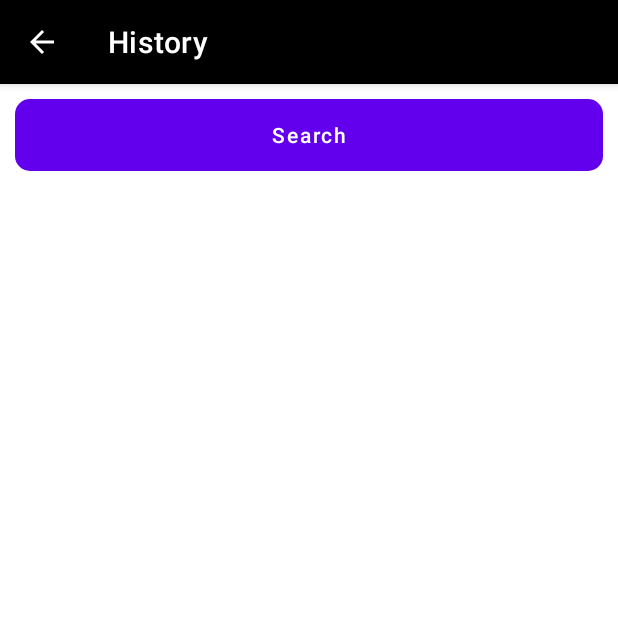
After one commit to nguyendinhduy13/Money-Management, an Android app: the HistoryActivity screen opened directly, with no data from a screen before it, on a phone screen of 412 x 824 dp, the top half of it. The commit adds this screen. Run offline under Robolectric (Android 15) with nearby library versions, the phone set to English and light mode, and no system bars; our stand-ins replace Firebase (no records; nobody signed in at launch, a user with empty details on screens opened directly).

Commit message:
tìm kiếm

```diff
--- a/app/src/main/AndroidManifest.xml
+++ b/app/src/main/AndroidManifest.xml
@@ -9,6 +9,9 @@
         android:roundIcon="@mipmap/ic_launcher_round"
         android:supportsRtl="true"
         android:theme="@style/Theme.MoneyManagement">
+        <activity
+            android:name=".HistoryActivity"
+            android:exported="false" />
         <activity
             android:name=".WeekSpendingActivity"
             android:exported="false" />
--- /dev/null
+++ b/app/src/main/java/com/example/moneymanagement/HistoryActivity.java
@@ -0,0 +1,130 @@
+package com.example.moneymanagement;
+
+import androidx.annotation.NonNull;
+import androidx.appcompat.app.AppCompatActivity;
+import androidx.appcompat.widget.Toolbar;
+import androidx.recyclerview.widget.LinearLayoutManager;
+import androidx.recyclerview.widget.RecyclerView;
+
+import android.app.DatePickerDialog;
+import android.os.Bundle;
+import android.view.View;
+import android.widget.Button;
+import android.widget.DatePicker;
+import android.widget.TextView;
+import android.widget.Toast;
+
+import com.google.firebase.auth.FirebaseAuth;
+import com.google.firebase.database.DataSnapshot;
+import com.google.firebase.database.DatabaseError;
+import com.google.firebase.database.DatabaseReference;
+import com.google.firebase.database.FirebaseDatabase;
+import com.google.firebase.database.Query;
+import com.google.firebase.database.ValueEventListener;
+
+import java.util.ArrayList;
+import java.util.Calendar;
+import java.util.List;
+import java.util.Map;
+
+public class HistoryActivity extends AppCompatActivity implements DatePickerDialog.OnDateSetListener {
+
+    private RecyclerView recyclerView;
+
+    private TodayItemAdapter todayItemsAdapter;
+    private List<Data> myDataList;
+
+    private FirebaseAuth mAuth;
+    private String onlineUserId = "";
+    private DatabaseReference expensesRef, personalRef;
+
+    private Toolbar settingToolbar;
+
+    private Button search;
+    private TextView historyTotalAmountSpent;
+
+    @Override
+    protected void onCreate(Bundle savedInstanceState) {
+        super.onCreate(savedInstanceState);
+        setContentView(R.layout.activity_history);
+
+        settingToolbar = findViewById(R.id.my_Feed_Toolbar);
+        setSupportActionBar(settingToolbar);
+        getSupportActionBar().setDisplayHomeAsUpEnabled(true);
+        getSupportActionBar().setDisplayShowHomeEnabled(true);
+        getSupportActionBar().setTitle("History");
+
+        search = findViewById(R.id.search);
+        historyTotalAmountSpent = findViewById(R.id.historyTotalAmountSpent);
+
+        mAuth = FirebaseAuth.getInstance();
+        onlineUserId = mAuth.getCurrentUser().getUid();
+
+        recyclerView = findViewById(R.id.recycler_View_Id_feed);
+        LinearLayoutManager layoutManager = new LinearLayoutManager(this);
+        layoutManager.setReverseLayout(true);
+        layoutManager.setStackFromEnd(true);
+        recyclerView.setLayoutManager(layoutManager);
+
+        myDataList = new ArrayList<>();
+        todayItemsAdapter = new TodayItemAdapter(HistoryActivity.this, myDataList);
+        recyclerView.setAdapter(todayItemsAdapter);
+        search.setOnClickListener(new View.OnClickListener() {
+            @Override
+            public void onClick(View view) {
+                showDatePickerDialog();
+            }
+        });
+    }
+
+    private void showDatePickerDialog() {
+        DatePickerDialog datePickerDialog = new DatePickerDialog(
+                this,
+                this,
+                Calendar.getInstance().get(Calendar.YEAR),
+                Calendar.getInstance().get(Calendar.MONTH),
+                Calendar.getInstance().get(Calendar.DAY_OF_MONTH)
+        );
+        datePickerDialog.show();
+    }
+
+    @Override
+    public void onDateSet(DatePicker datePicker, int year, int month, int dayOfMonth) {
+        int months = month + 1;
+        String date = dayOfMonth + "-" + "0" + months + "-" + year;
+        Toast.makeText(this, date, Toast.LENGTH_SHORT).show();
+
+        DatabaseReference reference = FirebaseDatabase.getInstance().getReference("expenses").child(onlineUserId);
+        Query query = reference.orderByChild("date").equalTo(date);
+        query.addValueEventListener(new ValueEventListener() {
+            @Override
+            public void onDataChange(@NonNull DataSnapshot datasnapshot) {
+                myDataList.clear();
+                for (DataSnapshot snapshot : datasnapshot.getChildren()) {
+                    Data data = snapshot.getValue(Data.class);
+                    myDataList.add(data);
+                }
+                todayItemsAdapter.notifyDataSetChanged();
+                recyclerView.setVisibility(View.VISIBLE);
+
+                int totalAmount = 0;
+                for (DataSnapshot ds : datasnapshot.getChildren()) {
+                    Map<String, Object> map = (Map<String, Object>) ds.getValue();
+                    Object total = map.get("amount");
+                    int pTotal = Integer.parseInt(String.valueOf(total));
+                    totalAmount+=pTotal;
+                    if(totalAmount>0){
+                        historyTotalAmountSpent.setVisibility(View.VISIBLE);
+                        historyTotalAmountSpent.setText("This day you spent $: "+totalAmount);
+                    }
+                }
+            }
+
+            @Override
+            public void onCancelled(@NonNull DatabaseError error) {
+                Toast.makeText(HistoryActivity.this,error.getMessage(),Toast.LENGTH_SHORT).show();
+            }
+        });
+
+    }
+}
--- /dev/null
+++ b/app/src/main/res/drawable/buttons.xml
@@ -0,0 +1,6 @@
+<?xml version="1.0" encoding="utf-8"?>
+<shape xmlns:android="http://schemas.android.com/apk/res/android">
+
+    <solid android:color="#000" />
+    <corners android:radius="10dp" />
+</shape>
--- /dev/null
+++ b/app/src/main/res/layout/activity_history.xml
@@ -0,0 +1,62 @@
+<?xml version="1.0" encoding="utf-8"?>
+<LinearLayout xmlns:android="http://schemas.android.com/apk/res/android"
+    xmlns:app="http://schemas.android.com/apk/res-auto"
+    xmlns:tools="http://schemas.android.com/tools"
+    android:layout_width="match_parent"
+    android:layout_height="match_parent"
+    android:orientation="vertical"
+    tools:context=".HistoryActivity">
+
+    <androidx.appcompat.widget.Toolbar
+        android:id="@+id/my_Feed_Toolbar"
+        android:layout_width="match_parent"
+        android:layout_height="?attr/actionBarSize"
+        android:background="#000"
+        android:elevation="4dp"
+        android:theme="@style/ThemeOverlay.AppCompat.Dark.ActionBar"
+        app:popupTheme="@style/ThemeOverlay.AppCompat.Light"/>
+    <ScrollView
+        android:layout_width="match_parent"
+        android:layout_height="match_parent">
+
+        <LinearLayout
+            android:layout_width="match_parent"
+            android:layout_height="wrap_content"
+            android:orientation="vertical">
+
+            <Button
+                android:id="@+id/search"
+                android:layout_width="match_parent"
+                android:layout_height="wrap_content"
+                android:textAllCaps="false"
+                android:textColor="#fff"
+                android:layout_margin="10dp"
+                android:layout_marginEnd="10dp"
+                android:background="@drawable/buttons"
+                android:text="Search"/>
+
+            <TextView
+                android:id="@+id/historyTotalAmountSpent"
+                android:layout_width="wrap_content"
+                android:layout_height="wrap_content"
+                android:layout_margin="10dp"
+                android:text="0.00"
+                android:textSize="17dp"
+                android:textStyle="bold"
+                android:textColor="#000"
+                android:layout_gravity="center_horizontal"
+                android:visibility="gone"
+                android:background="#808080"/>
+
+            <androidx.recyclerview.widget.RecyclerView
+                android:background="#808080"
+                android:layout_width="match_parent"
+                android:layout_height="match_parent"
+                android:layout_marginBottom="20dp"
+                android:id="@+id/recycler_View_Id_feed"
+                android:visibility="gone"/>
+
+        </LinearLayout>
+    </ScrollView>
+
+</LinearLayout>
--- a/app/src/main/res/layout/activity_home.xml
+++ b/app/src/main/res/layout/activity_home.xml
@@ -198,10 +198,10 @@
         android:layout_marginLeft="10dp"
         />
     <com.google.android.material.button.MaterialButton
-        android:id="@+id/listexpense"
+        android:id="@+id/btnhistory"
         android:layout_width="100dp"
         android:layout_height="40dp"
-        android:text="Xem tất cả"
+        android:text="Tìm kiếm"
         android:textSize="10dp"
         app:cornerRadius="10dp"
         android:backgroundTint="@color/purple"
```
Also changed, not shown: app/src/main/java/com/example/moneymanagement/HomeActivity.java (+10 -0 lines).
